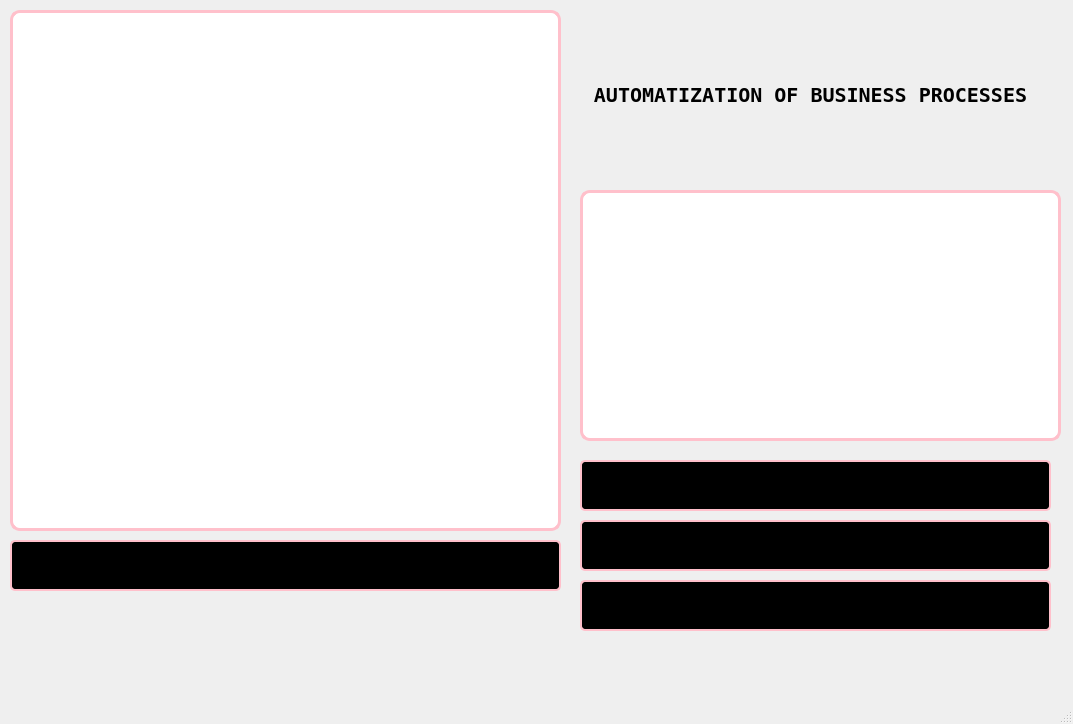
The window that untitled.ui (CyberBro9/aobp) describes before a commit, drawn with Qt 5.
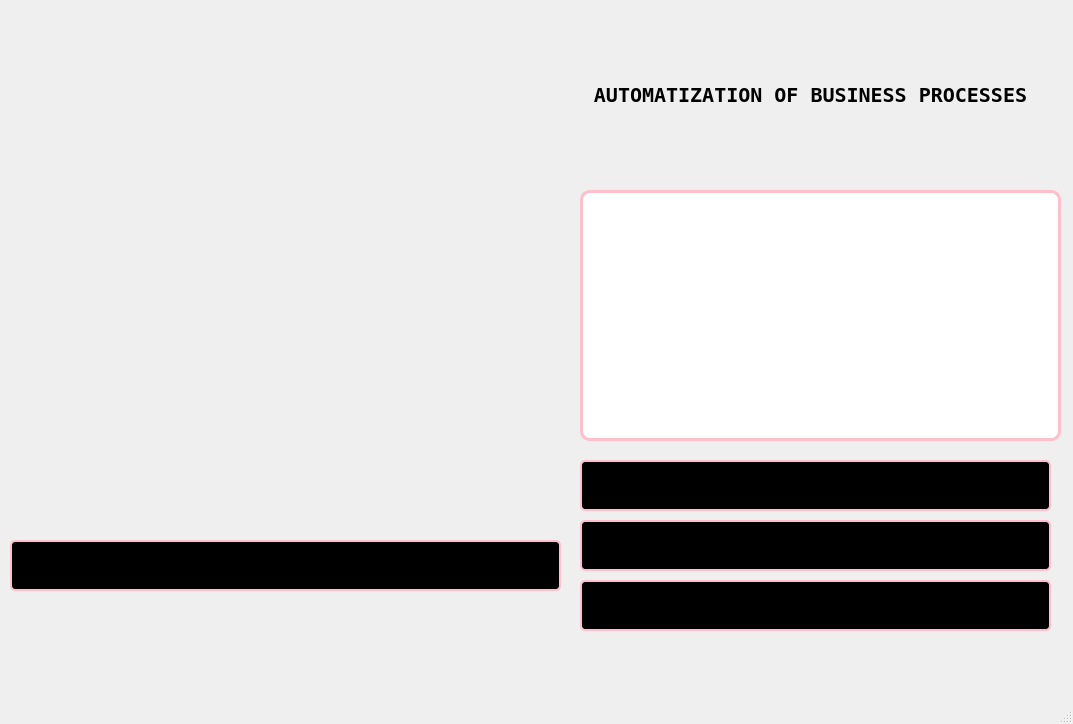
The same window after the commit.

What changed in the file:
```diff
--- a/untitled.ui
+++ b/untitled.ui
@@ -28,33 +28,6 @@
 </string>
   </property>
   <widget class="QWidget" name="centralwidget">
-   <widget class="QGraphicsView" name="graphicsView">
-    <property name="geometry">
-     <rect>
-      <x>10</x>
-      <y>10</y>
-      <width>551</width>
-      <height>521</height>
-     </rect>
-    </property>
-    <property name="contextMenuPolicy">
-     <enum>Qt::ContextMenuPolicy::NoContextMenu</enum>
-    </property>
-    <property name="toolTip">
-     <string>&lt;html&gt;&lt;head/&gt;&lt;body&gt;&lt;p&gt;Бро сюда картинку бро&lt;/p&gt;&lt;/body&gt;&lt;/html&gt;</string>
-    </property>
-    <property name="whatsThis">
-     <string>Бро сюда картинку бро</string>
-    </property>
-    <property name="styleSheet">
-     <string notr="true">QGraphicsView {
-	border: 3px solid pink;
-	background-color: rgb(255, 255, 255);
-	border-radius: 10px;
-	padding: 10px 10px;
-}</string>
-    </property>
-   </widget>
    <widget class="QTableWidget" name="tableWidget">
     <property name="geometry">
      <rect>
@@ -197,6 +170,22 @@
      <string>Add image</string>
     </property>
    </widget>
+   <widget class="QLabel" name="ImageLabel">
+    <property name="geometry">
+     <rect>
+      <x>18</x>
+      <y>35</y>
+      <width>541</width>
+      <height>491</height>
+     </rect>
+    </property>
+    <property name="text">
+     <string/>
+    </property>
+    <property name="scaledContents">
+     <bool>true</bool>
+    </property>
+   </widget>
   </widget>
   <widget class="QStatusBar" name="statusbar"/>
  </widget>
```
Left out of the diff: 2 changed lines with no effect on the pictures.
